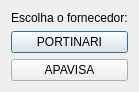
Above: importabd.ui from lellisls/ERP-STACCATO before the change. Below: the same form after it.
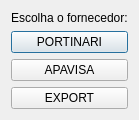
That is the form after the change.

Commit message: Alterações em ImportaBD

Patch:
```diff
--- a/importabd.ui
+++ b/importabd.ui
@@ -6,8 +6,8 @@
    <rect>
     <x>0</x>
     <y>0</y>
-    <width>136</width>
-    <height>89</height>
+    <width>123</width>
+    <height>118</height>
    </rect>
   </property>
   <property name="windowTitle">
@@ -38,6 +38,13 @@
      </property>
     </widget>
    </item>
+   <item row="3" column="0">
+    <widget class="QPushButton" name="pushButtonExport">
+     <property name="text">
+      <string>EXPORT</string>
+     </property>
+    </widget>
+   </item>
   </layout>
  </widget>
  <resources/>
```
The commit also changes 2 other files.
